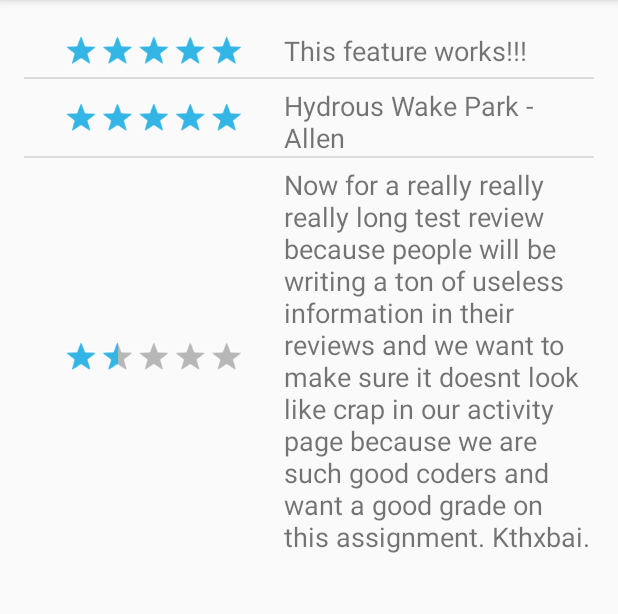
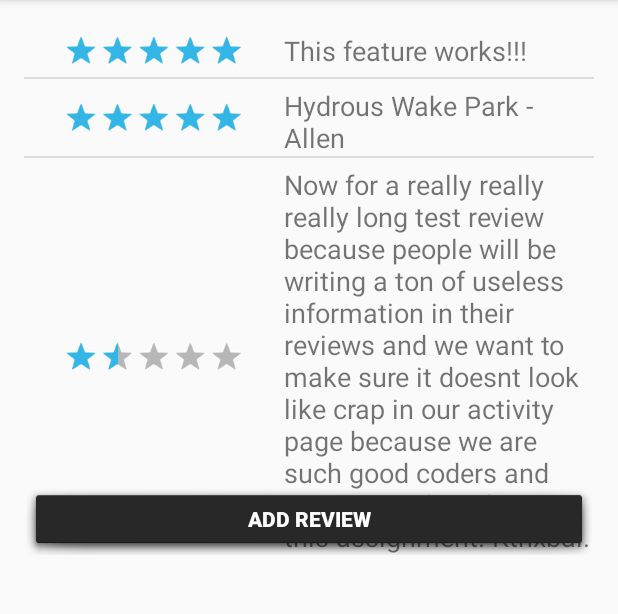
Before and after one commit to iamkeeb/wakeParks, an Android app: the review_page screen opened directly, with no data from a screen before it, on a phone screen of 412 x 824 dp, the part 84-698 px from its top. Run offline under Robolectric (Android 15) with nearby library versions, the phone set to English and light mode, and no system bars; our stand-ins replace Firebase (no records; nobody signed in at launch, a user with empty details on screens opened directly).

Commit message:
Added an add review button that is only visible to logged in users

```diff
--- a/app/src/main/java/com/example/kissesfrme_20/wakeparks/review_page.java
+++ b/app/src/main/java/com/example/kissesfrme_20/wakeparks/review_page.java
@@ -1,20 +1,25 @@
 package com.example.kissesfrme_20.wakeparks;
 
 import android.content.Context;
+import android.content.Intent;
 import android.support.v7.app.AppCompatActivity;
 import android.os.Bundle;
 import android.view.LayoutInflater;
 import android.view.View;
 import android.view.ViewGroup;
 import android.widget.ArrayAdapter;
+import android.widget.Button;
 import android.widget.ListView;
 import android.widget.RatingBar;
 import android.widget.TextView;
+
+import com.google.firebase.auth.FirebaseAuth;
 
 import java.util.ArrayList;
 
 public class review_page extends AppCompatActivity {
 
+    private FirebaseAuth firebaseAuth;
     ListView listView;
     String park_name;
 
@@ -22,6 +27,13 @@ public class review_page extends AppCompatActivity {
     protected void onCreate(Bundle savedInstanceState) {
         super.onCreate(savedInstanceState);
         setContentView(R.layout.activity_review_page);
+
+        Button add_review = (Button) findViewById(R.id.button10);
+        firebaseAuth = FirebaseAuth.getInstance();
+        if(firebaseAuth.getCurrentUser() == null) {
+            ((ViewGroup) add_review.getParent()).removeView(add_review);
+        }
+
 
         Bundle extras = getIntent().getExtras();
         park_name = "Hydrous Wake Park - Allen";
--- a/app/src/main/res/layout/activity_review_page.xml
+++ b/app/src/main/res/layout/activity_review_page.xml
@@ -12,8 +12,18 @@
     <ListView
         android:layout_width="wrap_content"
         android:layout_height="wrap_content"
-        android:id="@+id/listView"
-        android:layout_weight="1"
-        />
+        android:id="@+id/listView" />
+
+    <Button
+        android:layout_width="fill_parent"
+        android:layout_height="wrap_content"
+        android:text="@string/add_review"
+        android:id="@+id/button10"
+        android:layout_alignBottom="@+id/listView"
+        android:layout_centerHorizontal="true"
+        android:textStyle="bold"
+        android:textColor="#ffffff"
+        android:background="@android:drawable/dialog_holo_dark_frame"
+        android:clickable="true" />
 
 </RelativeLayout>
--- a/app/src/main/res/values/strings.xml
+++ b/app/src/main/res/values/strings.xml
@@ -27,4 +27,5 @@
     <string name="new_user">Register New User</string>
     <string name="keep_me_logged_in">Keep me logged in</string>
     <string name="park_name">Park Name</string>
+    <string name="add_review">Add Review</string>
 </resources>
```
